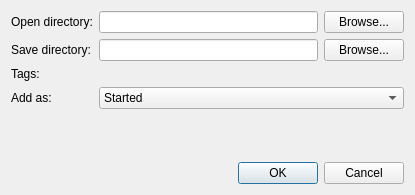
This is src/plugins/bittorrent/addmultipletorrents.ui in 0xd34df00d/leechcraft as Qt 5 draws it before an edit. The edited form follows.
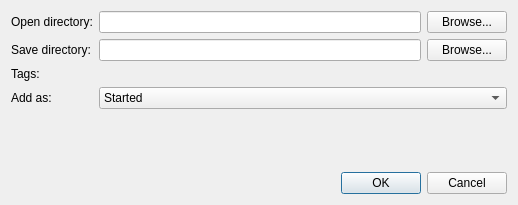
This is the edited form. Icons and pictures are not drawn. Custom widgets are drawn as their Qt base class.

Commit message: [BT] Add icons for the Browse buttons in AMT

The edit to the form file:
```diff
--- a/src/plugins/bittorrent/addmultipletorrents.ui
+++ b/src/plugins/bittorrent/addmultipletorrents.ui
@@ -1,12 +1,12 @@
 <ui version="4.0" >
  <class>AddMultipleTorrents</class>
- <widget class="QDialog" name="AddMultipleTorrents" >
-  <property name="geometry" >
+ <widget class="QDialog" name="AddMultipleTorrents">
+  <property name="geometry">
    <rect>
     <x>0</x>
     <y>0</y>
-    <width>415</width>
-    <height>195</height>
+    <width>518</width>
+    <height>205</height>
    </rect>
   </property>
   <property name="windowTitle" >
```
Left out of the diff: 97 changed lines with no effect on the pictures.
